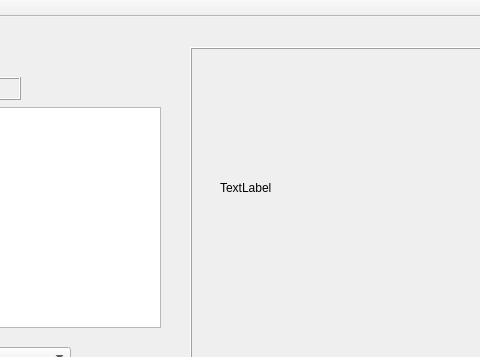
Before: the Qt Designer form mainWindow.ui in vikt-l/FaceRecognitionProject, drawn with Qt 5; both pictures show x 220 to 700 and y 0 to 357 of the 1051 by 772 pixel window.
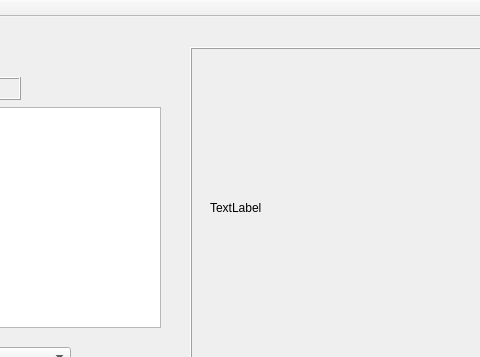
After: the same form once the commit is applied.

Diff of the .ui file:
```diff
--- a/mainWindow.ui
+++ b/mainWindow.ui
@@ -32,8 +32,8 @@
     <widget class="QLabel" name="video">
      <property name="geometry">
       <rect>
-       <x>30</x>
-       <y>0</y>
+       <x>20</x>
+       <y>20</y>
        <width>481</width>
        <height>281</height>
       </rect>
```
